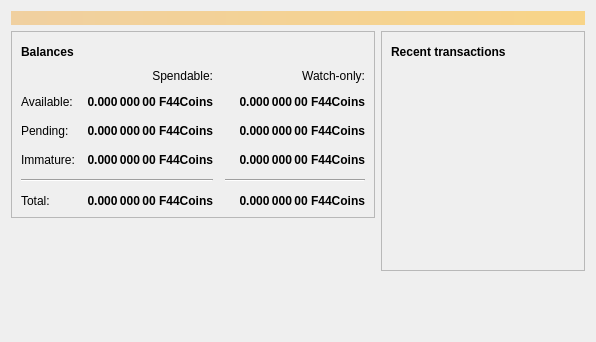
The window that src/qt/forms/overviewpage.ui (F44RedCoin/F44RedCoin) describes before a commit, drawn with Qt 5.
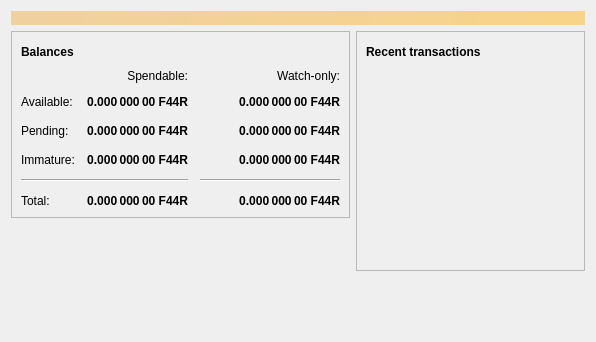
The same window after the commit. Icons and pictures are not drawn.

The edit to the form file:
```diff
--- a/src/qt/forms/overviewpage.ui
+++ b/src/qt/forms/overviewpage.ui
@@ -129,7 +129,7 @@
                <string>Unconfirmed transactions to watch-only addresses</string>
               </property>
               <property name="text">
-               <string notr="true">0.000 000 00 F44Coins</string>
+               <string notr="true">0.000 000 00 F44R</string>
               </property>
               <property name="alignment">
                <set>Qt::AlignRight|Qt::AlignTrailing|Qt::AlignVCenter</set>
@@ -154,7 +154,7 @@
                <string>Total of transactions that have yet to be confirmed, and do not yet count toward the spendable balance</string>
               </property>
               <property name="text">
-               <string notr="true">0.000 000 00 F44Coins</string>
+               <string notr="true">0.000 000 00 F44R</string>
               </property>
               <property name="alignment">
                <set>Qt::AlignRight|Qt::AlignTrailing|Qt::AlignVCenter</set>
@@ -179,7 +179,7 @@
                <string>Mined balance in watch-only addresses that has not yet matured</string>
               </property>
               <property name="text">
-               <string notr="true">0.000 000 00 F44Coins</string>
+               <string notr="true">0.000 000 00 F44R</string>
               </property>
               <property name="alignment">
                <set>Qt::AlignRight|Qt::AlignTrailing|Qt::AlignVCenter</set>
@@ -237,7 +237,7 @@
                <string>Mined balance that has not yet matured</string>
               </property>
               <property name="text">
-               <string notr="true">0.000 000 00 F44Coins</string>
+               <string notr="true">0.000 000 00 F44R</string>
               </property>
               <property name="alignment">
                <set>Qt::AlignRight|Qt::AlignTrailing|Qt::AlignVCenter</set>
@@ -282,7 +282,7 @@
                <string>Your current total balance</string>
               </property>
               <property name="text">
-               <string notr="true">0.000 000 00 F44Coins</string>
+               <string notr="true">0.000 000 00 F44R</string>
               </property>
               <property name="alignment">
                <set>Qt::AlignRight|Qt::AlignTrailing|Qt::AlignVCenter</set>
@@ -307,7 +307,7 @@
                <string>Current total balance in watch-only addresses</string>
               </property>
               <property name="text">
-               <string notr="true">0.000 000 00 F44Coins</string>
+               <string notr="true">0.000 000 00 F44R</string>
               </property>
               <property name="alignment">
                <set>Qt::AlignRight|Qt::AlignTrailing|Qt::AlignVCenter</set>
@@ -349,7 +349,7 @@
                <string>Your current spendable balance</string>
               </property>
               <property name="text">
-               <string notr="true">0.000 000 00 F44Coins</string>
+               <string notr="true">0.000 000 00 F44R</string>
               </property>
               <property name="alignment">
                <set>Qt::AlignRight|Qt::AlignTrailing|Qt::AlignVCenter</set>
@@ -374,7 +374,7 @@
                <string>Your current balance in watch-only addresses</string>
               </property>
               <property name="text">
-               <string notr="true">0.000 000 00 F44Coins</string>
+               <string notr="true">0.000 000 00 F44R</string>
               </property>
               <property name="alignment">
                <set>Qt::AlignRight|Qt::AlignTrailing|Qt::AlignVCenter</set>
```
